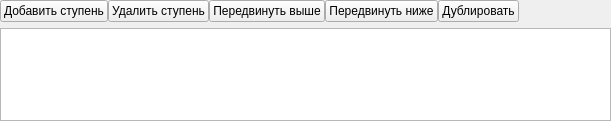
This is pg-liga/steppedmodeleditor.ui in predbannikov/pg-liga as Qt 5 draws it before an edit. The edited form follows.
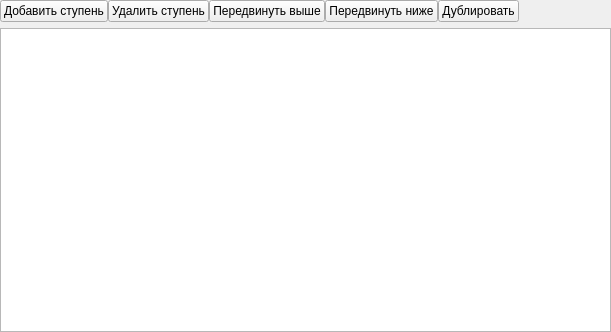
This is the edited form. Icons and pictures are not drawn.

Diff of the .ui file:
```diff
--- a/pg-liga/steppedmodeleditor.ui
+++ b/pg-liga/steppedmodeleditor.ui
@@ -7,7 +7,7 @@
     <x>0</x>
     <y>0</y>
     <width>611</width>
-    <height>121</height>
+    <height>332</height>
    </rect>
   </property>
   <property name="windowTitle">
@@ -106,6 +106,12 @@
    </item>
    <item>
     <widget class="QTableView" name="stepView">
+     <property name="minimumSize">
+      <size>
+       <width>0</width>
+       <height>150</height>
+      </size>
+     </property>
      <property name="midLineWidth">
       <number>1</number>
      </property>
```
